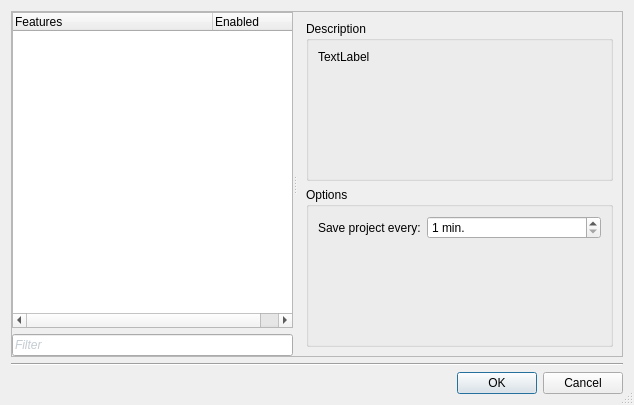
This is ui/SettingsDialog.ui in ImageProcessing-ElectronicPublications/scantailor-deviant as Qt 5 draws it before an edit. The edited form follows.
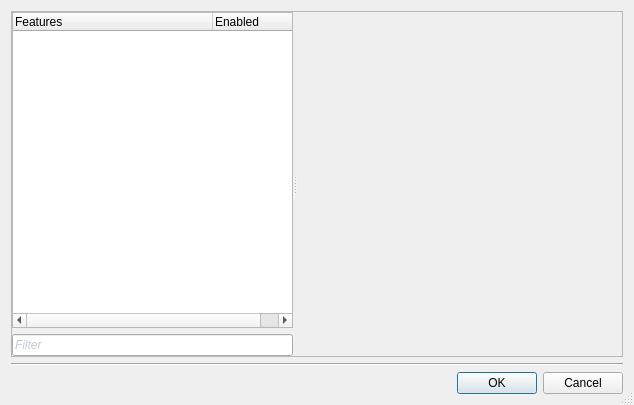
This is the edited form. Custom widgets are drawn as their Qt base class.

Commit message: Deviant highlighting is now disableable in Deskew, Content selection and Marging stages

Patch:
```diff
--- a/ui/SettingsDialog.ui
+++ b/ui/SettingsDialog.ui
@@ -181,7 +181,7 @@
        </size>
       </property>
       <property name="currentIndex">
-       <number>3</number>
+       <number>15</number>
       </property>
       <widget class="QWidget" name="pageEmpty">
        <layout class="QVBoxLayout" name="verticalLayout_2"/>
@@ -617,6 +617,7 @@
         </item>
        </layout>
       </widget>
+      <widget class="QWidget" name="pageDeviantDeskew"/>
       <widget class="QWidget" name="pageSelectContent">
        <layout class="QVBoxLayout" name="verticalLayout_40">
         <item>
@@ -646,6 +647,7 @@
         </item>
        </layout>
       </widget>
+      <widget class="QWidget" name="pageDeviantContent"/>
       <widget class="QWidget" name="pageFineTunePageCorners">
        <layout class="QVBoxLayout" name="verticalLayout_41">
         <item>
@@ -757,6 +759,7 @@
         </item>
        </layout>
       </widget>
+      <widget class="QWidget" name="pageDeviantMargins"/>
       <widget class="QWidget" name="pageAutoMargins">
        <layout class="QVBoxLayout" name="verticalLayout_44">
         <item>
```
The commit also changes 10 other files.
